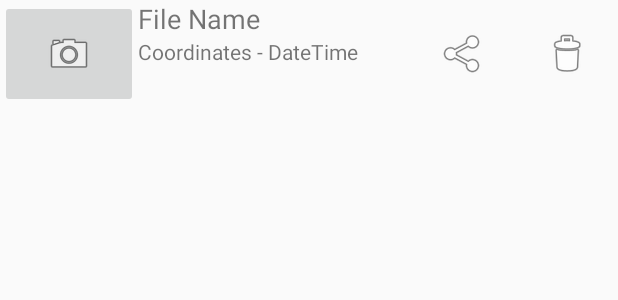
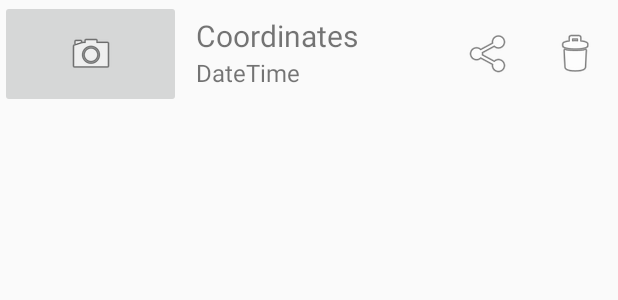
Before and after one commit to ndm13/cit382-final, an Android app: the layout fragment_item.xml on its own in the app's theme, with its tools: preview values and no code run, on a phone screen of 412 x 824 dp. Shown: the top 300 px of the screen. Run offline under Robolectric (Android 15) with nearby library versions, the phone set to English and light mode, and no system bars.

Commit message:
Fixes and implementations  - Fixed layout issue for list fragments by tweaking height/width/weight  - Implemented GeoPhotoClickListenerFactory#onImageClickListener

```diff
--- a/app/src/main/java/net/miscfolder/geophoto/GeoPhotoClickListenerFactory.java
+++ b/app/src/main/java/net/miscfolder/geophoto/GeoPhotoClickListenerFactory.java
@@ -29,7 +29,10 @@ public class GeoPhotoClickListenerFactory{
 	public final OnClickListener onImageClickListener = new OnClickListener() {
 		@Override
 		public void onClick(View v) {
-			// TODO open viewHolder.photo for viewing
+			Intent intent = new Intent();
+			intent.setAction(Intent.ACTION_VIEW);
+			intent.setDataAndType(Uri.parse("file://" + viewHolder.photo.getFileName()), "image/*");
+			MainActivity.activity.startActivity(intent);
 		}
 	};
 
--- a/app/src/main/res/layout/fragment_item.xml
+++ b/app/src/main/res/layout/fragment_item.xml
@@ -2,12 +2,12 @@
 <LinearLayout xmlns:android="http://schemas.android.com/apk/res/android"
               xmlns:app="http://schemas.android.com/apk/res-auto"
               android:layout_width="match_parent"
-              android:layout_height="wrap_content"
+              android:layout_height="72dp"
               android:orientation="horizontal">
 
     <ImageButton
         android:id="@+id/imageContainer"
-        android:layout_width="wrap_content"
+        android:layout_width="96dp"
         android:layout_height="match_parent"
         android:layout_weight="1"
         app:srcCompat="@android:drawable/ic_menu_camera"/>
@@ -15,23 +15,25 @@
     <LinearLayout
         android:id="@+id/mainText"
         android:layout_width="wrap_content"
-        android:layout_height="72dp"
-        android:layout_weight="1"
+        android:layout_height="match_parent"
+        android:layout_weight="2"
         android:clickable="true"
+        android:layout_margin="10dp"
         android:orientation="vertical">
 
         <TextView
             android:id="@+id/coordinates"
             android:layout_width="match_parent"
             android:layout_height="wrap_content"
-            android:text="File Name"
-            android:textSize="18sp"/>
+            android:text="Coordinates"
+            android:textSize="20sp"/>
 
         <TextView
             android:id="@+id/infoText"
             android:layout_width="match_parent"
             android:layout_height="wrap_content"
-            android:text="Coordinates - DateTime"/>
+            android:text="DateTime"
+            android:textSize="16sp"/>
     </LinearLayout>
 
     <ImageButton
```
